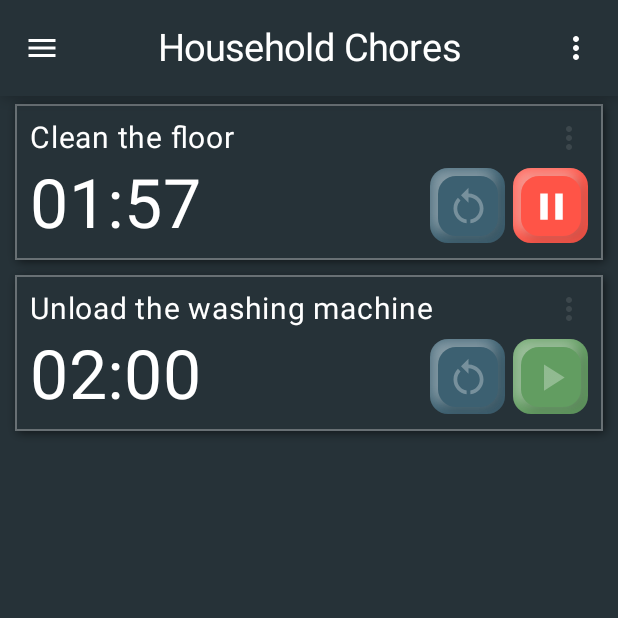
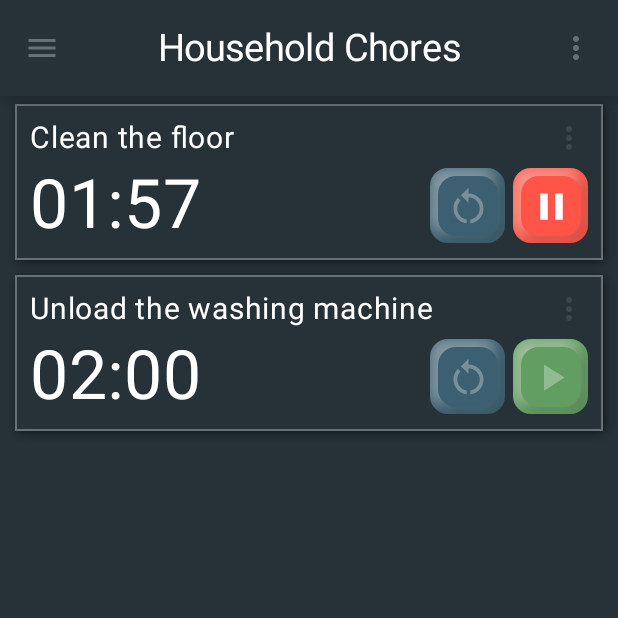
Before and after one commit to Lewisjohnward/tasks-timer, an Android app built with Jetpack Compose: the screen it shows after launch (MainActivity), after a tap on "Play button", on a phone screen of 412 x 824 dp, the top half of it. Run offline under Robolectric (Android 15) with nearby library versions, the phone set to English and light mode, and no system bars; our stand-ins replace Dagger/Hilt's generated code, Room's generated code.

Commit message:
Fade out menus and disable them when timer is active.

```diff
--- a/app/src/main/java/com/android/taskstimer/settings/presentation/SettingsScreen.kt
+++ b/app/src/main/java/com/android/taskstimer/settings/presentation/SettingsScreen.kt
@@ -71,7 +71,8 @@ private fun SettingsScreenContent(
         topBar = {
             TimerTopBar(
                 title = "Settings",
-                iconOnclick = navigateBack
+                iconOnclick = navigateBack,
+                menuEnabled = false
             )
         },
         containerColor = BackgroundDarkGray
--- a/app/src/main/java/com/android/taskstimer/tasks_timer/presentation/HomeScreen.kt
+++ b/app/src/main/java/com/android/taskstimer/tasks_timer/presentation/HomeScreen.kt
@@ -123,6 +123,7 @@ private fun HomeScreenContent(
                 topBar = {
                     TimerTopBar(
                         title = uiState.boardTitle,
+                        menuEnabled = uiState.active != RUNSTATE.RUNNING,
                         displayIcon = true,
                         iconOnclick = { openDrawer() },
                         scrollBehavior = null,
--- a/app/src/main/java/com/android/taskstimer/tasks_timer/presentation/components/TimerTopBar.kt
+++ b/app/src/main/java/com/android/taskstimer/tasks_timer/presentation/components/TimerTopBar.kt
@@ -1,5 +1,6 @@
 package com.android.taskstimer.tasks_timer.presentation.components
 
+import androidx.compose.animation.core.animateFloatAsState
 import androidx.compose.material.icons.Icons
 import androidx.compose.material.icons.automirrored.filled.ArrowBack
 import androidx.compose.material3.CenterAlignedTopAppBar
@@ -9,6 +10,7 @@ import androidx.compose.material3.Text
 import androidx.compose.material3.TopAppBarDefaults
 import androidx.compose.material3.TopAppBarScrollBehavior
 import androidx.compose.runtime.Composable
+import androidx.compose.runtime.getValue
 import androidx.compose.ui.Modifier
 import androidx.compose.ui.graphics.Color
 import androidx.compose.ui.graphics.vector.ImageVector
@@ -31,8 +33,15 @@ fun TimerTopBar(
     icon: ImageVector = Icons.AutoMirrored.Filled.ArrowBack,
     actionIcon: ImageVector? = null,
     actionOnClick: () -> Unit = {},
-    actionEnabled: Boolean = true
+    actionEnabled: Boolean = true,
+    menuEnabled: Boolean = false
 ) {
+
+    val animatedAlpha by animateFloatAsState(
+        targetValue = if (menuEnabled) 1f else 0.3f,
+    )
+
+
     CenterAlignedTopAppBar(
         modifier = Modifier.shadow(
             color = TopBarShadow,
@@ -60,11 +69,13 @@ fun TimerTopBar(
                 actionIcon?.let {
                     IconButton(
                         modifier = Modifier.testTag(TestTags.BOARD_MENU_BUTTON),
-                        onClick = actionOnClick
+                        onClick = actionOnClick,
+                        enabled = menuEnabled
                     ) {
                         Icon(
                             imageVector = it,
-                            contentDescription = null
+                            contentDescription = null,
+                            tint = if (menuEnabled) Color.White else Color.White.copy(alpha = animatedAlpha)
                         )
                     }
                 }
@@ -75,11 +86,13 @@ fun TimerTopBar(
             if (displayIcon) {
                 IconButton(
                     modifier = Modifier.testTag(TestTags.OPEN_DRAWER_BUTTON),
-                    onClick = iconOnclick
+                    onClick = iconOnclick,
+                    enabled = menuEnabled
                 ) {
                     Icon(
                         imageVector = icon,
-                        contentDescription = "Back button"
+                        contentDescription = "Back button",
+                        tint = if (menuEnabled) Color.White else Color.White.copy(alpha = animatedAlpha)
                     )
                 }
             }
--- a/app/src/main/java/com/android/taskstimer/tasks_timer/presentation/components/timer/Timer.kt
+++ b/app/src/main/java/com/android/taskstimer/tasks_timer/presentation/components/timer/Timer.kt
@@ -1,5 +1,6 @@
 package com.android.taskstimer.tasks_timer.presentation.components.timer
 
+import androidx.compose.animation.core.animateFloatAsState
 import androidx.compose.foundation.background
 import androidx.compose.foundation.border
 import androidx.compose.foundation.clickable
@@ -32,7 +33,6 @@ import androidx.compose.ui.Modifier
 import androidx.compose.ui.draw.clip
 import androidx.compose.ui.graphics.Color
 import androidx.compose.ui.graphics.vector.ImageVector
-import androidx.compose.ui.platform.LocalContext
 import androidx.compose.ui.platform.testTag
 import androidx.compose.ui.tooling.preview.Preview
 import androidx.compose.ui.unit.dp
@@ -63,7 +63,6 @@ fun Timer(
     tasksTimerActive: RUNSTATE = RUNSTATE.STOPPED,
     timerActive: RUNSTATE = RUNSTATE.STOPPED
 ) {
-    val context = LocalContext.current
     var menuVisible by remember {
         mutableStateOf(false)
     }
@@ -129,6 +128,8 @@ private fun TimerDetails(
     menuButtonEnabled: Boolean,
 ) {
 
+    val animatedAlpha by animateFloatAsState(targetValue = if (!menuButtonEnabled) 1f else 0.1f)
+
 
     Column(
         verticalArrangement = Arrangement.spacedBy(5.dp)
@@ -147,14 +148,14 @@ private fun TimerDetails(
             )
             IconButton(
                 modifier = Modifier.size(25.dp),
-                onClick = {onMenuClick()},
+                onClick = { onMenuClick() },
                 enabled = !menuButtonEnabled,
             ) {
                 Icon(
                     modifier = Modifier.testTag("${TestTags.TIMER_MENU} $name"),
                     imageVector = Icons.Filled.MoreVert,
                     contentDescription = "Edit timer",
-                    tint = if(!menuButtonEnabled) Color.White else Color.White.copy(alpha = 0.1f)
+                    tint = if (!menuButtonEnabled) Color.White else Color.White.copy(alpha = animatedAlpha)
                 )
             }
         }
@@ -221,9 +222,7 @@ private fun Control(
                     enabled = enabledPlayButton,
                     onClick = { onStart() }
                 )
-
             }
-
         }
     }
 }
@@ -237,8 +236,9 @@ private fun ControlButton(
     enabled: Boolean = true,
     contentDescription: String
 ) {
-
-    val disabledAlphaModifier = 0.3f
+    val animatedAlpha by animateFloatAsState(
+        targetValue = if (enabled) 1f else 0.3f,
+    )
 
     Box(
         contentAlignment = Alignment.Center,
@@ -272,9 +272,8 @@ private fun ControlButton(
                 imageVector = icon,
                 contentDescription = contentDescription,
                 tint = if (enabled) {
-
                     Color.White
-                } else Color.White.copy(alpha = disabledAlphaModifier)
+                } else Color.White.copy(alpha = animatedAlpha)
             )
         }
     }
```
